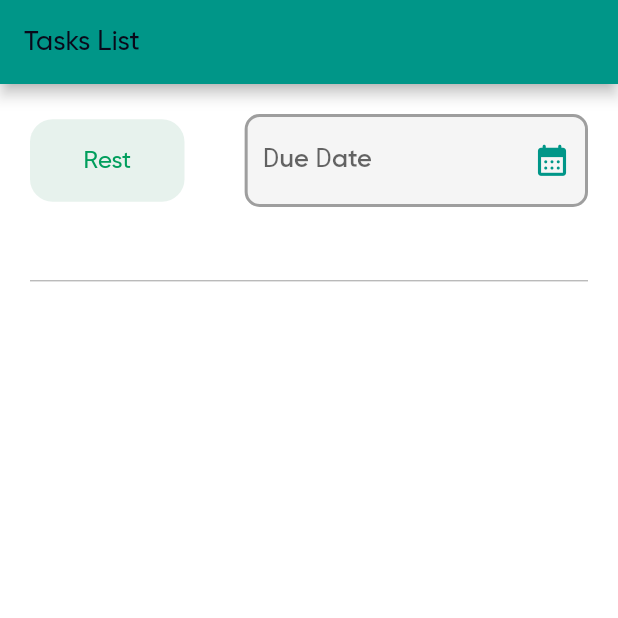
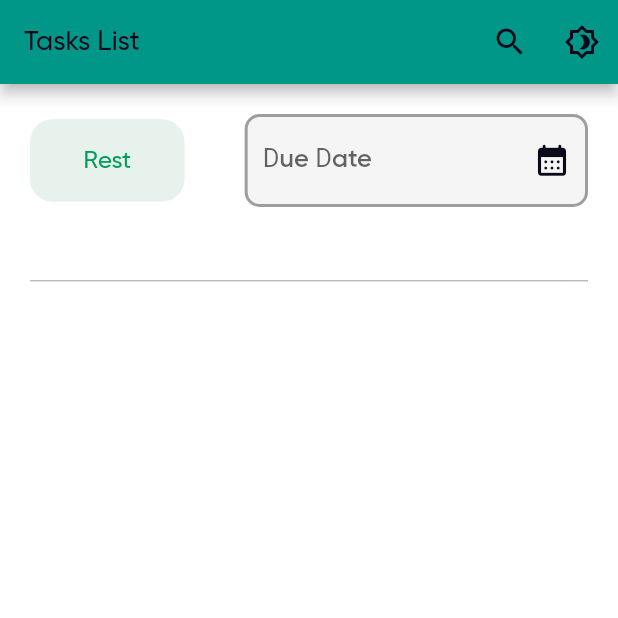
Before and after one commit to farestoulan/Task_manager_app, a Flutter app: the screen it shows after launch, on a phone screen of 412 x 824 dp, the top half of it. Run offline on Flutter 3.47's test engine with Material 2 defaults, Android fonts, the phone set to English and light mode, and no system bars; drawn by our look-alikes of curved_navigation_bar; our stand-ins replace animated_splash_screen, awesome_notifications, bloc, conditional_builder_null_safety, dropdown_button2, flutter_bloc and 10 more; accounts and stored records are empty.

Commit message:
# develop add change dark mode and light mode

```diff
--- a/lib/business_logic/app_cubit/app_cubit_state.dart
+++ b/lib/business_logic/app_cubit/app_cubit_state.dart
@@ -2,4 +2,14 @@ class AppCubitState {}
 
 class AppCubitInitial extends AppCubitState {}
 
+// class AppChangeBottomNavBarState extends AppCubitState {}
+
+class AppChangeModeLoadinggState extends AppCubitState {}
+
+class AppChangeModeeState extends AppCubitState {}
+
 class AppChangeBottomNavBarState extends AppCubitState {}
+
+class AppChangeModeLoadingState extends AppCubitState {}
+
+class AppChangeModeState extends AppCubitState {}
--- a/lib/business_logic/tasks_history_cubit/tasks_history_cubit.dart
+++ b/lib/business_logic/tasks_history_cubit/tasks_history_cubit.dart
@@ -1,9 +1,13 @@
 import 'package:flutter/material.dart';
 import 'package:flutter_bloc/flutter_bloc.dart';
 import 'package:task_manager_app/business_logic/tasks_history_cubit/tasks_history_state.dart';
+import '../../core/network/local/cache_helper.dart';
 import '../../data/models/categories_model/categories_model.dart';
 import '../../data/models/taskes_model/tasks_model.dart';
 import '../../data/repositories/tasks_history_repository/tasks_history_repository.dart';
+import '../../presentation/screens/add_categories_screen/categories_manager_screen.dart';
+import '../../presentation/screens/create_task_screen/create_task_screen.dart';
+import '../../presentation/screens/tasks_history_screen/tasks_history_screen.dart';
 
 class TasksHistoryCubit extends Cubit<TasksHistoryState> {
   final TasksHistoryRepository tasksHistoryRepository;
@@ -11,6 +15,19 @@ class TasksHistoryCubit extends Cubit<TasksHistoryState> {
       : super(TasksHistoryInitial());
 
   static TasksHistoryCubit get(context) => BlocProvider.of(context);
+//=========================== Change Nav Bar Bottom ============================
+
+  var currentIndex = 0;
+  List<Widget> screens = [
+    TasksHistoryScreen(),
+    CreateTaskScreen(),
+    AddCategoriesScreen()
+  ];
+
+  void changeIndex(int index) {
+    currentIndex = index;
+    emit(AppChangeBottomNavBarState());
+  }
 
   //=============================== get Tasks
   void getTasks() {
@@ -232,4 +249,17 @@ class TasksHistoryCubit extends Cubit<TasksHistoryState> {
       emit(GetTasksFilteredError(error: e.toString()));
     }
   }
+
+  // bool isDark = false;
+  // void changeAppMode({bool? isDarkFromShared}) {
+  //   emit(AppChangeModeLoadingState());
+  //   if (isDarkFromShared != null) {
+  //     isDark = isDarkFromShared;
+  //     emit(AppChangeModeState());
+  //   } else {
+  //     isDark = !isDark;
+  //     CacheHelper.putData(key: 'isDark', value: isDark).then((value) {});
+  //     emit(AppChangeModeState());
+  //   }
+  // }
 }
--- a/lib/business_logic/tasks_history_cubit/tasks_history_state.dart
+++ b/lib/business_logic/tasks_history_cubit/tasks_history_state.dart
@@ -5,6 +5,8 @@ import '../../data/models/categories_model/categories_model.dart';
 class TasksHistoryState {}
 
 class TasksHistoryInitial extends TasksHistoryState {}
+
+class AppChangeBottomNavBarState extends TasksHistoryState {}
 
 //=================== Get Task
 class GetTaksLoading extends TasksHistoryState {}
@@ -125,6 +127,12 @@ class GetTasksFilteredError extends TasksHistoryState {
 }
 
 //=================================
-class AppChangeModeLoadinggState extends TasksHistoryState {}
+// class AppChangeModeLoadinggState extends TasksHistoryState {}
 
-class AppChangeModeeState extends TasksHistoryState {}
+// class AppChangeModeeState extends TasksHistoryState {}
+
+// // class AppChangeBottomNavBarState extends TasksHistoryState {}
+
+// class AppChangeModeLoadingState extends TasksHistoryState {}
+
+// class AppChangeModeState extends TasksHistoryState {}
--- a/lib/config/app/my_app.dart
+++ b/lib/config/app/my_app.dart
@@ -1,7 +1,13 @@
 import 'package:flutter/material.dart';
+import 'package:flutter_bloc/flutter_bloc.dart';
+import 'package:task_manager_app/business_logic/app_cubit/app_cubit.dart';
+import 'package:task_manager_app/business_logic/app_cubit/app_cubit_state.dart';
+import 'package:task_manager_app/business_logic/tasks_history_cubit/tasks_history_cubit.dart';
+import 'package:task_manager_app/business_logic/tasks_history_cubit/tasks_history_state.dart';
 import 'package:task_manager_app/config/app/routes/app_routes.dart';
 import 'package:task_manager_app/config/app/themes/app_thems.dart';
 import '../../core/notification_service/notification_service.dart';
+import 'package:task_manager_app/injection_container.dart' as di;
 
 class MyApp extends StatefulWidget {
   final bool isDark;
@@ -10,7 +16,7 @@ class MyApp extends StatefulWidget {
   // The navigator key is necessary to navigate using static methods
   static final GlobalKey<NavigatorState> navigatorKey =
       GlobalKey<NavigatorState>();
-  static bool isDarkMode = false;
+  // bool isDarkMode = isDark;
 
   @override
   State<MyApp> createState() => _MyAppState();
@@ -26,15 +32,34 @@ class _MyAppState extends State<MyApp> {
   // This widget is the root of your application.
   @override
   Widget build(BuildContext context) {
+    return MultiBlocProvider(
+      providers: [
+        BlocProvider(
+          create: (BuildContext context) =>
+              di.sl<AppCubit>()..changeAppMode(isDarkFromShared: widget.isDark),
+        ),
+      ],
+      child: BlocConsumer<AppCubit, AppCubitState>(
+        listener: (context, state) {
+          // TODO: implement listener
+        },
+        builder: (context, state) {
+          print('is Dark: *******${AppCubit.get(context).isDark}');
           return MaterialApp(
             debugShowCheckedModeBanner: false,
             // title: 'Flutter Demo',
             theme: AppTheme.lightTheme,
             darkTheme: AppTheme.darkTheme,
 
-      themeMode: ThemeMode.light,
+            themeMode:
+                AppCubit.get(context).isDark ? ThemeMode.dark : ThemeMode.light,
+
+            //  ThemeMode.light,
 
             onGenerateRoute: AppRoutes.onGenerateRoute,
           );
+        },
+      ),
+    );
   }
 }
--- a/lib/config/app/themes/app_thems.dart
+++ b/lib/config/app/themes/app_thems.dart
@@ -12,6 +12,15 @@ class AppTheme {
 //=================================== Light Theme Mode
 
   static final ThemeData lightTheme = ThemeData(
+    iconTheme: IconThemeData(
+      color: ColorManager.blackColor,
+    ),
+    // iconButtonTheme: IconButtonTheme.of(context).style.iconColor.resolve(states)
+    // IconButtonThemeData(
+    //     style: ButtonStyle(
+    //         iconColor: MaterialStateColor.resolveWith(
+    //             (states) => ColorManager.primary))),
+    //toggleButtonsTheme: ToggleButtonsThemeData(color: ColorManager.primary),
     scaffoldBackgroundColor: ColorManager.whiteColor,
     appBarTheme: AppBarTheme(
         color: ColorManager.primary,
@@ -41,6 +50,14 @@ class AppTheme {
   );
 //=================================== dark Theme Mode
   static final ThemeData darkTheme = ThemeData(
+    iconTheme: IconThemeData(
+      color: ColorManager.blackColor,
+    ),
+    // iconButtonTheme: IconButtonThemeData(
+    //     style: ButtonStyle(
+    //         iconColor: MaterialStateColor.resolveWith(
+    //             (states) => ColorManager.blackColor))),
+    // toggleButtonsTheme: ToggleButtonsThemeData(color: ColorManager.blackColor),
     scaffoldBackgroundColor: HexColor('333739'),
     appBarTheme: AppBarTheme(
         color: HexColor('333739'),
--- a/lib/core/reusable_component/date_picker.dart
+++ b/lib/core/reusable_component/date_picker.dart
@@ -12,7 +12,9 @@ class DatePicker {
     required String hintText,
     final String? Function(String? value)? validator,
     bool isEditable = true,
+    BuildContext? context,
   }) {
+    // IconThemeData iconThemeData = IconTheme.of(context);
     return TextFormField(
       style: getRegularStyle(
         fontFamily: AppStrings.gilroySemiBold,
@@ -38,7 +40,8 @@ class DatePicker {
             onPressed: isEditable ? () => togglePassword() : () {},
             icon: isEditable
                 ? Icon(
-                    color: ColorManager.primary,
+                    color: IconTheme.of(context!).color,
+                    //  ColorManager.primary,
                     Icons.calendar_month_rounded,
                     size: 25,
                   )
--- a/lib/injection_container.dart
+++ b/lib/injection_container.dart
@@ -1,4 +1,5 @@
 import 'package:get_it/get_it.dart';
+import 'package:task_manager_app/business_logic/app_cubit/app_cubit.dart';
 import 'package:task_manager_app/business_logic/categories_cubit/categories_cubit.dart';
 import 'package:task_manager_app/business_logic/tasks_cubit/tasks_cubit.dart';
 import 'package:task_manager_app/business_logic/tasks_history_cubit/tasks_history_cubit.dart';
@@ -17,7 +18,7 @@ Future<void> initInjector() async {
   sl.registerFactory(() => TasksCubit(tasksRepository: sl()));
 
   sl.registerFactory(() => TasksHistoryCubit(tasksHistoryRepository: sl()));
-
+  sl.registerFactory(() => AppCubit());
   //================================== Repository===============================
 
   sl.registerLazySingleton<CategoriesRepository>(() => CategoriesRepository());
--- a/lib/main.dart
+++ b/lib/main.dart
@@ -34,6 +34,7 @@ void main() async {
   await Hive.openBox<TasksModel>('Tasks');
 
   bool isDark = CacheHelper.getData(key: 'isDark') ?? false;
+  print('tesst### ::${isDark}');
 
   SystemChrome.setPreferredOrientations([
     DeviceOrientation.portraitUp,
--- a/lib/presentation/screens/home/home_screen.dart
+++ b/lib/presentation/screens/home/home_screen.dart
@@ -1,5 +1,7 @@
 import 'package:flutter/material.dart';
 import 'package:flutter_bloc/flutter_bloc.dart';
+import 'package:task_manager_app/business_logic/tasks_history_cubit/tasks_history_cubit.dart';
+import 'package:task_manager_app/business_logic/tasks_history_cubit/tasks_history_state.dart';
 import '../../../business_logic/app_cubit/app_cubit.dart';
 import '../../../business_logic/app_cubit/app_cubit_state.dart';
 import '../../widgets/home_widgets/home_bottom_nav_widgets.dart';
@@ -20,14 +22,13 @@ class _HomeScreenState extends State<HomeScreen> {
 
   @override
   Widget build(BuildContext context) {
-    return BlocProvider(
-      create: (context) => AppCubit(),
-      child: BlocConsumer<AppCubit, AppCubitState>(
+    return BlocConsumer<AppCubit, AppCubitState>(
       listener: (context, state) {},
       builder: (context, state) {
         var selectIndex = AppCubit.get(context).currentIndex;
         return Scaffold(
             bottomNavigationBar: HomeBottomNavigationWidget(
+              isDark: AppCubit.get(context).isDark,
               selectIndex: selectIndex,
               onTabChange: (selectIndex) {
                 AppCubit.get(context).changeIndex(selectIndex);
@@ -42,7 +43,6 @@ class _HomeScreenState extends State<HomeScreen> {
                         ? AddCategoriesScreen()
                         : Container());
       },
-      ),
     );
   }
 }
--- a/lib/presentation/screens/tasks_history_screen/tasks_history_screen.dart
+++ b/lib/presentation/screens/tasks_history_screen/tasks_history_screen.dart
@@ -1,6 +1,8 @@
 import 'package:flutter/material.dart';
 import 'package:flutter_bloc/flutter_bloc.dart';
 import 'package:intl/intl.dart';
+import 'package:task_manager_app/business_logic/app_cubit/app_cubit.dart';
+import 'package:task_manager_app/business_logic/app_cubit/app_cubit_state.dart';
 import 'package:task_manager_app/business_logic/tasks_history_cubit/tasks_history_cubit.dart';
 import 'package:task_manager_app/business_logic/tasks_history_cubit/tasks_history_state.dart';
 import '../../../config/app/routes/app_routes.dart';
@@ -85,12 +87,21 @@ class _TasksHistoryScreenState extends State<TasksHistoryScreen> {
                       AppStrings.taskHistoryScreenTitle,
                       style: Theme.of(context).appBarTheme.titleTextStyle,
                     ),
+                    actions: [
+                      IconButton(
+                          onPressed: () {}, icon: const Icon(Icons.search)),
+                      IconButton(
+                          onPressed: () {
+                            AppCubit.get(context).changeAppMode();
+                          },
+                          icon: const Icon(Icons.brightness_4_outlined))
+                    ],
                   ),
                   body: Padding(
                     padding: const EdgeInsets.all(20.0),
                     child: Column(
                       children: [
-//=========================== Text Feild Dueo Date
+                        //=========================== Text Feild Dueo Date
 
                         Row(
                           mainAxisAlignment: MainAxisAlignment.spaceBetween,
@@ -116,6 +127,7 @@ class _TasksHistoryScreenState extends State<TasksHistoryScreen> {
                             SizedBox(
                               width: width / 1.8,
                               child: DatePicker.buildDatePicker(
+                                context: context,
                                 hintText: AppStrings.filterDueDate,
                                 togglePassword: () {
                                   showDatePicker(
@@ -153,7 +165,7 @@ class _TasksHistoryScreenState extends State<TasksHistoryScreen> {
                         ),
                         Divider(color: ColorManager.grey3),
 
-//============================= List Of Tasks
+                        //============================= List Of Tasks
                         Flexible(
                           child: ListView.separated(
                             physics: const BouncingScrollPhysics(),
@@ -166,7 +178,7 @@ class _TasksHistoryScreenState extends State<TasksHistoryScreen> {
                                 width: width,
                                 tasksList: tasksList,
                                 index: index,
-//================================= Completed Task
+                                //================================= Completed Task
                                 onTapCompleted: () {
                                   removeAlert(
                                       ctx: context,
@@ -181,7 +193,7 @@ class _TasksHistoryScreenState extends State<TasksHistoryScreen> {
                                                 tasksModel: tasksList[index]);
                                       });
                                 },
-//================================== Delet Task
+                                //================================== Delet Task
                                 onTapDelet: () {
                                   removeAlert(
                                       ctx: context,
@@ -202,7 +214,7 @@ class _TasksHistoryScreenState extends State<TasksHistoryScreen> {
                                       Routes.ditTasksDetailesScreen,
                                       tasksList[index]);
                                 },
-//============================ Go Task Detailes
+                                //============================ Go Task Detailes
                                 onTapItem: () {
                                   Routes.navigateAndPushArgs(
                                       context,
--- a/lib/presentation/widgets/add_tasks_widgets.dart/add_tasks_widgets.dart
+++ b/lib/presentation/widgets/add_tasks_widgets.dart/add_tasks_widgets.dart
@@ -59,6 +59,7 @@ class AddTasksWidgets {
               ),
 //========================== Text Feild Dueo Date
               DatePicker.buildDatePicker(
+                context: context,
                 hintText: AppStrings.addDueDate,
                 togglePassword: () {
                   showDatePicker(
--- a/lib/presentation/widgets/home_widgets/home_bottom_nav_widgets.dart
+++ b/lib/presentation/widgets/home_widgets/home_bottom_nav_widgets.dart
@@ -3,17 +3,27 @@ import 'package:flutter/material.dart';
 import 'package:hexcolor/hexcolor.dart';
 import 'package:task_manager_app/config/app/my_app.dart';
 
+import '../../../core/network/local/cache_helper.dart';
 import '../../../core/utils/styles/color/color_manger.dart';
 
 class HomeBottomNavigationWidget extends StatelessWidget {
+  final bool isDark;
   final int selectIndex;
   Function(int index) onTabChange;
-  HomeBottomNavigationWidget(
-      {super.key, required this.selectIndex, required this.onTabChange});
+
+  HomeBottomNavigationWidget({
+    super.key,
+    required this.selectIndex,
+    required this.onTabChange,
+    required this.isDark,
+  });
 
   GlobalKey<CurvedNavigationBarState> bottomNavigationKey = GlobalKey();
+
   @override
   Widget build(BuildContext context) {
+    // bool isDark = CacheHelper.getData(key: 'isDark');
+    // print('tesssst***********:${isDark}');
     return CurvedNavigationBar(
       key: bottomNavigationKey,
       index: selectIndex,
@@ -23,11 +33,15 @@ class HomeBottomNavigationWidget extends StatelessWidget {
         Icon(Icons.task_outlined, size: 30),
         Icon(Icons.category_outlined, size: 30),
       ],
-      color: MyApp.isDarkMode ? ColorManager.whiteColor : ColorManager.primary,
+      color:
+          // ColorManager.primary,
+          isDark ? ColorManager.whiteColor : ColorManager.primary,
       buttonBackgroundColor:
-          MyApp.isDarkMode ? ColorManager.whiteColor : ColorManager.primary,
+          // ColorManager.primary,
+          isDark ? ColorManager.whiteColor : ColorManager.primary,
       backgroundColor:
-          MyApp.isDarkMode ? HexColor('333739') : ColorManager.whiteColor,
+          //ColorManager.whiteColor,
+          isDark ? HexColor('333739') : ColorManager.whiteColor,
       animationCurve: Curves.easeInOut,
       animationDuration: const Duration(milliseconds: 600),
       onTap: (index) {
```
Also changed, not shown: lib/business_logic/app_cubit/app_cubit.dart (+14 -0 lines), 1 other file. Lines whose indentation alone changed are shown as unchanged.
